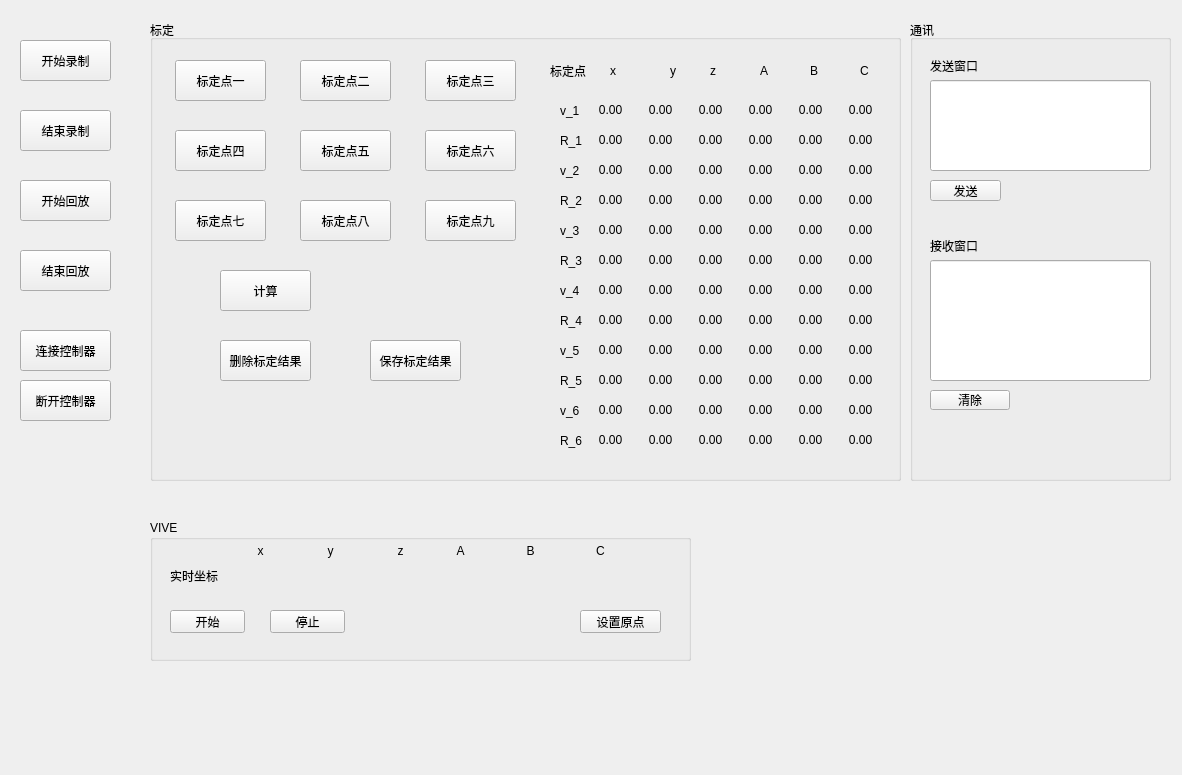
The window that src/ui/main_window.ui (h47vagary/vive_robot_calibration) describes before a commit, drawn with Qt 5.
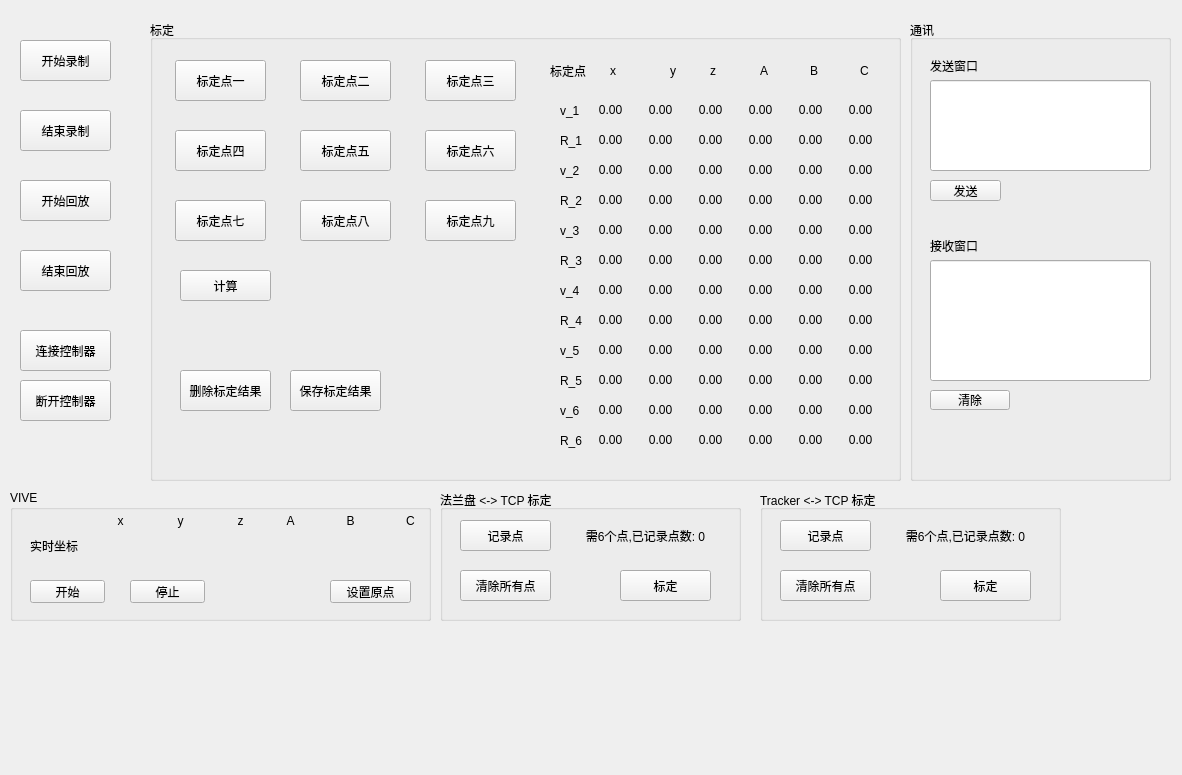
The same window after the commit.

What changed in the file:
```diff
--- a/src/ui/main_window.ui
+++ b/src/ui/main_window.ui
@@ -172,8 +172,8 @@
     <widget class="QPushButton" name="pushButton_delete_mark_result">
      <property name="geometry">
       <rect>
-       <x>70</x>
-       <y>320</y>
+       <x>30</x>
+       <y>350</y>
        <width>91</width>
        <height>41</height>
       </rect>
@@ -185,10 +185,10 @@
     <widget class="QPushButton" name="pushButton_compute">
      <property name="geometry">
       <rect>
-       <x>70</x>
+       <x>30</x>
        <y>250</y>
        <width>91</width>
-       <height>41</height>
+       <height>31</height>
       </rect>
      </property>
      <property name="text">
@@ -198,8 +198,8 @@
     <widget class="QPushButton" name="pushButton_save_mark_result">
      <property name="geometry">
       <rect>
-       <x>220</x>
-       <y>320</y>
+       <x>140</x>
+       <y>350</y>
        <width>91</width>
        <height>41</height>
       </rect>
@@ -211,10 +211,10 @@
     <widget class="QLabel" name="label_calibration_error">
      <property name="geometry">
       <rect>
-       <x>220</x>
+       <x>150</x>
        <y>250</y>
        <width>91</width>
-       <height>41</height>
+       <height>31</height>
       </rect>
      </property>
      <property name="text">
@@ -1783,10 +1783,10 @@
    <widget class="QGroupBox" name="groupBox_vive">
     <property name="geometry">
      <rect>
-      <x>150</x>
-      <y>520</y>
-      <width>541</width>
-      <height>141</height>
+      <x>10</x>
+      <y>490</y>
+      <width>421</width>
+      <height>131</height>
      </rect>
     </property>
     <property name="title">
@@ -1808,7 +1808,7 @@
     <widget class="QPushButton" name="pushButton_set_origin">
      <property name="geometry">
       <rect>
-       <x>430</x>
+       <x>320</x>
        <y>90</y>
        <width>81</width>
        <height>23</height>
@@ -1837,7 +1837,7 @@
     <widget class="QLabel" name="label_vive_y_tag">
      <property name="geometry">
       <rect>
-       <x>170</x>
+       <x>160</x>
        <y>20</y>
        <width>21</width>
        <height>21</height>
@@ -1853,7 +1853,7 @@
     <widget class="QLabel" name="label_vive_z_tag">
      <property name="geometry">
       <rect>
-       <x>240</x>
+       <x>220</x>
        <y>20</y>
        <width>21</width>
        <height>21</height>
@@ -1869,7 +1869,7 @@
     <widget class="QLabel" name="label_vive_C_tag">
      <property name="geometry">
       <rect>
-       <x>440</x>
+       <x>390</x>
        <y>20</y>
        <width>21</width>
        <height>21</height>
@@ -1885,7 +1885,7 @@
     <widget class="QLabel" name="label_vive_B_tag">
      <property name="geometry">
       <rect>
-       <x>370</x>
+       <x>330</x>
        <y>20</y>
        <width>21</width>
        <height>21</height>
@@ -1901,7 +1901,7 @@
     <widget class="QLabel" name="label_vive_A_tag">
      <property name="geometry">
       <rect>
-       <x>300</x>
+       <x>270</x>
        <y>20</y>
        <width>21</width>
        <height>21</height>
@@ -1917,7 +1917,7 @@
     <widget class="QLabel" name="label_vive_z">
      <property name="geometry">
       <rect>
-       <x>230</x>
+       <x>210</x>
        <y>40</y>
        <width>41</width>
        <height>21</height>
@@ -1933,7 +1933,7 @@
     <widget class="QLabel" name="label_vive_B">
      <property name="geometry">
       <rect>
-       <x>360</x>
+       <x>320</x>
        <y>40</y>
        <width>41</width>
        <height>21</height>
@@ -1949,7 +1949,7 @@
     <widget class="QLabel" name="label_vive_y">
      <property name="geometry">
       <rect>
-       <x>160</x>
+       <x>150</x>
        <y>40</y>
        <width>41</width>
        <height>21</height>
@@ -1981,7 +1981,7 @@
     <widget class="QLabel" name="label_vive_C">
      <property name="geometry">
       <rect>
-       <x>430</x>
+       <x>380</x>
        <y>40</y>
        <width>41</width>
        <height>21</height>
@@ -1997,7 +1997,7 @@
     <widget class="QLabel" name="label_vive_A">
      <property name="geometry">
       <rect>
-       <x>290</x>
+       <x>260</x>
        <y>40</y>
        <width>41</width>
        <height>21</height>
@@ -2037,6 +2037,142 @@
      </property>
     </widget>
    </widget>
+   <widget class="QGroupBox" name="groupBox_flang2tcp_calib">
+    <property name="geometry">
+     <rect>
+      <x>440</x>
+      <y>490</y>
+      <width>301</width>
+      <height>131</height>
+     </rect>
+    </property>
+    <property name="title">
+     <string>法兰盘 &lt;-&gt; TCP 标定</string>
+    </property>
+    <widget class="QPushButton" name="pushButton_flange2tcp_markpoint">
+     <property name="geometry">
+      <rect>
+       <x>20</x>
+       <y>30</y>
+       <width>91</width>
+       <height>31</height>
+      </rect>
+     </property>
+     <property name="text">
+      <string>记录点</string>
+     </property>
+    </widget>
+    <widget class="QPushButton" name="pushButton_flange2tcp_clear_point">
+     <property name="geometry">
+      <rect>
+       <x>20</x>
+       <y>80</y>
+       <width>91</width>
+       <height>31</height>
+      </rect>
+     </property>
+     <property name="text">
+      <string>清除所有点</string>
+     </property>
+    </widget>
+    <widget class="QLabel" name="label_flange2tcp_marked_num">
+     <property name="geometry">
+      <rect>
+       <x>120</x>
+       <y>30</y>
+       <width>171</width>
+       <height>31</height>
+      </rect>
+     </property>
+     <property name="text">
+      <string>需6个点,已记录点数: 0</string>
+     </property>
+     <property name="alignment">
+      <set>Qt::AlignCenter</set>
+     </property>
+    </widget>
+    <widget class="QPushButton" name="pushButton_flange2tcp_calibrate">
+     <property name="geometry">
+      <rect>
+       <x>180</x>
+       <y>80</y>
+       <width>91</width>
+       <height>31</height>
+      </rect>
+     </property>
+     <property name="text">
+      <string>标定</string>
+     </property>
+    </widget>
+   </widget>
+   <widget class="QGroupBox" name="groupBox_tracker2tcp_calib">
+    <property name="geometry">
+     <rect>
+      <x>760</x>
+      <y>490</y>
+      <width>301</width>
+      <height>131</height>
+     </rect>
+    </property>
+    <property name="title">
+     <string>Tracker &lt;-&gt; TCP 标定</string>
+    </property>
+    <widget class="QPushButton" name="pushButton_tracker2tcp_markpoint">
+     <property name="geometry">
+      <rect>
+       <x>20</x>
+       <y>30</y>
+       <width>91</width>
+       <height>31</height>
+      </rect>
+     </property>
+     <property name="text">
+      <string>记录点</string>
+     </property>
+    </widget>
+    <widget class="QPushButton" name="pushButton_tracker2tcp_clear_point">
+     <property name="geometry">
+      <rect>
+       <x>20</x>
+       <y>80</y>
+       <width>91</width>
+       <height>31</height>
+      </rect>
+     </property>
+     <property name="text">
+      <string>清除所有点</string>
+     </property>
+    </widget>
+    <widget class="QLabel" name="label_tracker2tcp_marked_num">
+     <property name="geometry">
+      <rect>
+       <x>120</x>
+       <y>30</y>
+       <width>171</width>
+       <height>31</height>
+      </rect>
+     </property>
+     <property name="text">
+      <string>需6个点,已记录点数: 0</string>
+     </property>
+     <property name="alignment">
+      <set>Qt::AlignCenter</set>
+     </property>
+    </widget>
+    <widget class="QPushButton" name="pushButton_tracker2tcp_calibrate">
+     <property name="geometry">
+      <rect>
+       <x>180</x>
+       <y>80</y>
+       <width>91</width>
+       <height>31</height>
+      </rect>
+     </property>
+     <property name="text">
+      <string>标定</string>
+     </property>
+    </widget>
+   </widget>
   </widget>
  </widget>
  <resources/>
```
